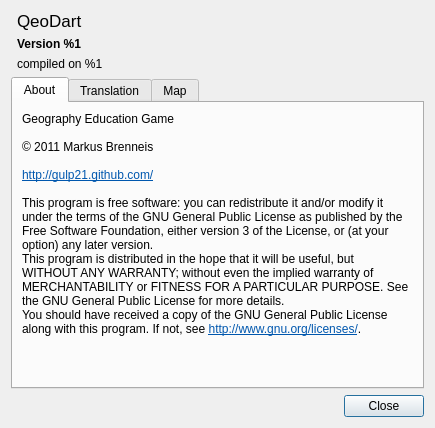
Old version of the form ui/about.ui in the repository gulp21/QeoDart.
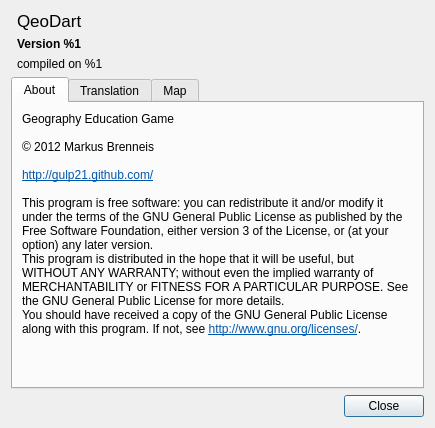
New version of the form. Icons and pictures are not drawn.

The edit to the form file:
```diff
--- a/ui/about.ui
+++ b/ui/about.ui
@@ -123,7 +123,7 @@
 &lt;/style&gt;&lt;/head&gt;&lt;body style=&quot; font-family:'Ubuntu'; font-size:9pt; font-weight:400; font-style:normal;&quot;&gt;
 &lt;p style=&quot; margin-top:0px; margin-bottom:0px; margin-left:0px; margin-right:0px; -qt-block-indent:0; text-indent:0px;&quot;&gt;Geography Education Game&lt;/p&gt;
 &lt;p style=&quot;-qt-paragraph-type:empty; margin-top:0px; margin-bottom:0px; margin-left:0px; margin-right:0px; -qt-block-indent:0; text-indent:0px;&quot;&gt;&lt;/p&gt;
-&lt;p style=&quot; margin-top:0px; margin-bottom:0px; margin-left:0px; margin-right:0px; -qt-block-indent:0; text-indent:0px;&quot;&gt;© 2011 Markus Brenneis&lt;/p&gt;
+&lt;p style=&quot; margin-top:0px; margin-bottom:0px; margin-left:0px; margin-right:0px; -qt-block-indent:0; text-indent:0px;&quot;&gt;© 2012 Markus Brenneis&lt;/p&gt;
 &lt;p style=&quot;-qt-paragraph-type:empty; margin-top:0px; margin-bottom:0px; margin-left:0px; margin-right:0px; -qt-block-indent:0; text-indent:0px;&quot;&gt;&lt;/p&gt;
 &lt;p style=&quot; margin-top:0px; margin-bottom:0px; margin-left:0px; margin-right:0px; -qt-block-indent:0; text-indent:0px;&quot;&gt;&lt;a href=&quot;http://gulp21.github.com/&quot;&gt;&lt;span style=&quot; text-decoration: underline; color:#0057ae;&quot;&gt;http://gulp21.github.com/&lt;/span&gt;&lt;/a&gt;&lt;/p&gt;
 &lt;p style=&quot;-qt-paragraph-type:empty; margin-top:0px; margin-bottom:0px; margin-left:0px; margin-right:0px; -qt-block-indent:0; text-indent:0px;&quot;&gt;&lt;/p&gt;
```
